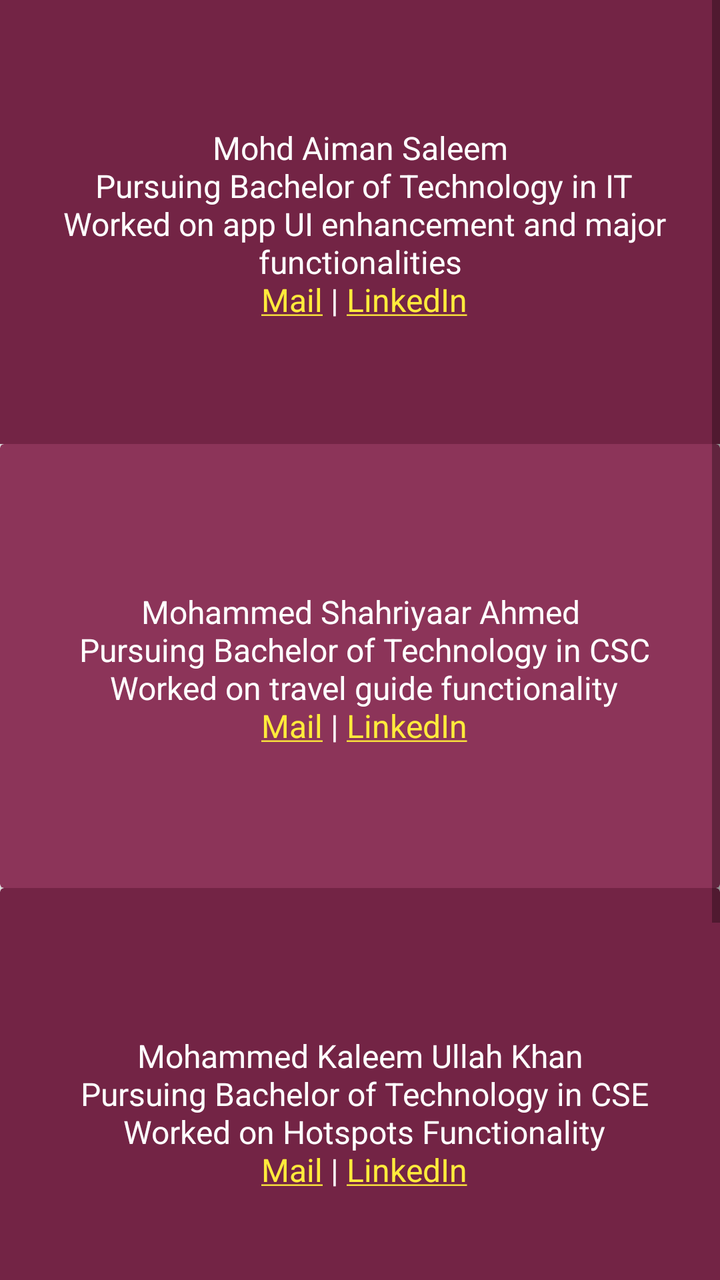
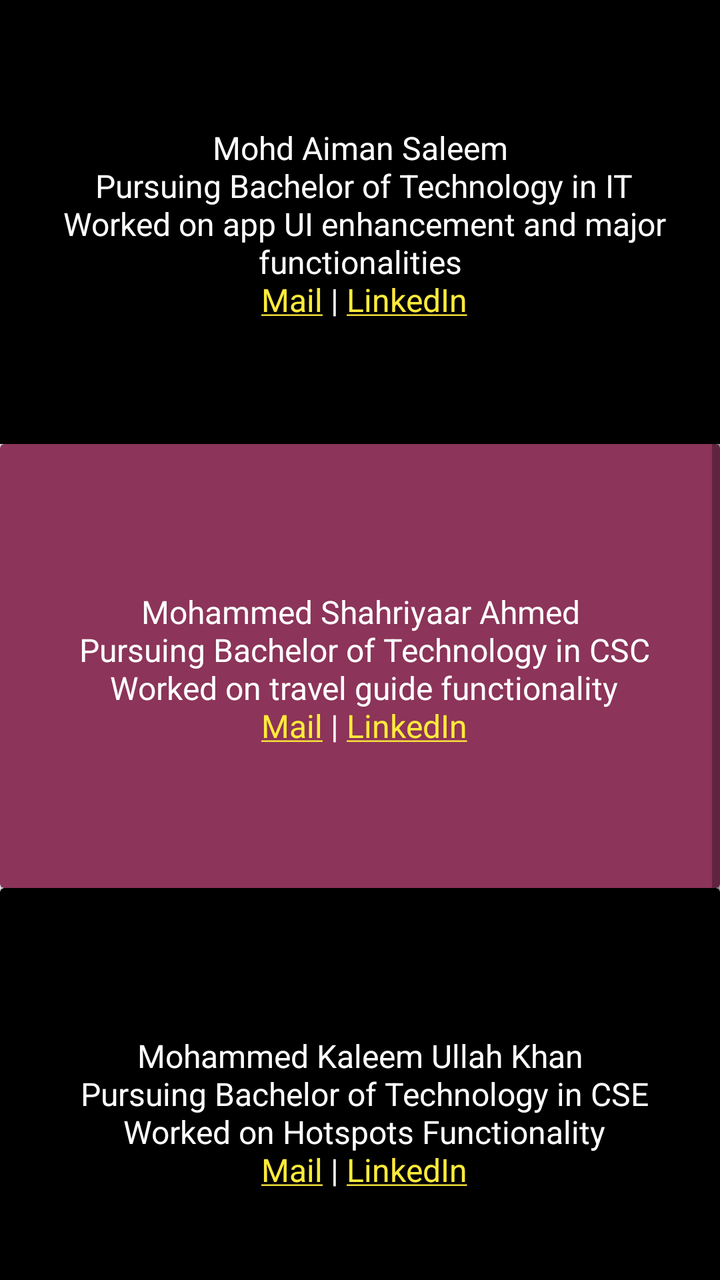

Before-and-after screenshots of an Android layout around one commit, followed by the original layout XML and the change that was made.
<!-- AndroidManifest.xml: application theme Theme.Mitro -->
<!-- res/layout/activity_developers.xml -->
<?xml version="1.0" encoding="utf-8"?>
<androidx.constraintlayout.widget.ConstraintLayout xmlns:android="http://schemas.android.com/apk/res/android"
    xmlns:app="http://schemas.android.com/apk/res-auto"
    xmlns:tools="http://schemas.android.com/tools"
    android:layout_width="match_parent"
    android:layout_height="match_parent"
    android:textAlignment="center"
    tools:context=".developers">

    <androidx.cardview.widget.CardView
        android:layout_width="match_parent"
        android:layout_height="0dp"
        android:textAlignment="center"
        app:cardBackgroundColor="@color/white"
        app:cardCornerRadius="0dp"
        app:layout_constraintBottom_toBottomOf="parent"
        app:layout_constraintEnd_toEndOf="parent"
        app:layout_constraintStart_toStartOf="parent"
        app:layout_constraintTop_toTopOf="parent">

        <androidx.constraintlayout.widget.ConstraintLayout
            android:layout_width="match_parent"
            android:layout_height="match_parent"
            android:textAlignment="center">

            <ScrollView
                android:layout_width="match_parent"
                android:layout_height="match_parent"
                android:textAlignment="center">

                <LinearLayout
                    android:layout_width="match_parent"
                    android:layout_height="wrap_content"
                    android:orientation="vertical"
                    android:textAlignment="center">

                    <androidx.cardview.widget.CardView
                        android:id="@+id/cardView14"
                        android:layout_width="match_parent"
                        android:layout_height="222dp"
                        android:textAlignment="center"
                        app:cardBackgroundColor="@color/major"
                        app:cardCornerRadius="0dp">

                        <androidx.constraintlayout.widget.ConstraintLayout
                            android:layout_width="match_parent"
                            android:layout_height="match_parent"
                            android:textAlignment="center">

                            <TextView
                                android:id="@+id/aiman"
                                android:layout_width="wrap_content"
                                android:layout_height="wrap_content"
                                android:justificationMode="none"
                                android:padding="10dp"
                                android:text="@string/aiman"
                                android:textAlignment="center"
                                android:textColor="#ffffff"
                                android:textColorLink="#FFEB3B"
                                android:textSize="16sp"
                                app:layout_constraintBottom_toBottomOf="parent"
                                app:layout_constraintEnd_toEndOf="parent"
                                app:layout_constraintLeft_toLeftOf="parent"
                                app:layout_constraintRight_toRightOf="parent"
                                app:layout_constraintStart_toStartOf="parent"
                                app:layout_constraintTop_toTopOf="parent"
                                app:layout_constraintVertical_bias="0.509" />
                        </androidx.constraintlayout.widget.ConstraintLayout>

                    </androidx.cardview.widget.CardView>

                    <androidx.cardview.widget.CardView
                        android:id="@+id/cardView15"
                        android:layout_width="match_parent"
                        android:layout_height="222dp"
                        android:textAlignment="center"
                        app:cardBackgroundColor="#8C3459">

                        <androidx.constraintlayout.widget.ConstraintLayout
                            android:layout_width="match_parent"
                            android:layout_height="match_parent"
                            android:textAlignment="center">

                            <TextView
                                android:id="@+id/shahriyaar"
                                android:layout_width="0dp"
                                android:layout_height="wrap_content"
                                android:text="@string/shahriyaar"
                                android:textAlignment="center"
                                android:textColor="#ffffff"
                                android:textColorLink="#FFEB3B"
                                android:textSize="16sp"
                                app:layout_constraintBottom_toBottomOf="parent"
                                app:layout_constraintEnd_toEndOf="parent"
                                app:layout_constraintLeft_toLeftOf="parent"
                                app:layout_constraintRight_toRightOf="parent"
                                app:layout_constraintStart_toStartOf="parent"
                                app:layout_constraintTop_toTopOf="parent"
                                app:layout_constraintVertical_bias="0.509" />
                        </androidx.constraintlayout.widget.ConstraintLayout>

                    </androidx.cardview.widget.CardView>

                    <androidx.cardview.widget.CardView
                        android:id="@+id/cardView16"
                        android:layout_width="match_parent"
                        android:layout_height="222dp"
                        android:textAlignment="center"
                        app:cardBackgroundColor="@color/major">

                        <androidx.constraintlayout.widget.ConstraintLayout
                            android:layout_width="match_parent"
                            android:layout_height="match_parent"
                            android:textAlignment="center">

                            <TextView
                                android:id="@+id/kaleem"
                                android:layout_width="0dp"
                                android:layout_height="wrap_content"
                                android:text="@string/kaleem"
                                android:textAlignment="center"
                                android:textColor="#ffffff"
                                android:textColorLink="#FFEB3B"
                                android:textSize="16sp"
                                app:layout_constraintBottom_toBottomOf="parent"
                                app:layout_constraintEnd_toEndOf="parent"
                                app:layout_constraintLeft_toLeftOf="parent"
                                app:layout_constraintRight_toRightOf="parent"
                                app:layout_constraintStart_toStartOf="parent"
                                app:layout_constraintTop_toTopOf="parent"
                                app:layout_constraintVertical_bias="0.509" />
                        </androidx.constraintlayout.widget.ConstraintLayout>


                    </androidx.cardview.widget.CardView>

                    <androidx.cardview.widget.CardView
                        android:layout_width="match_parent"
                        android:layout_height="222dp"
                        android:textAlignment="center"
                        app:cardBackgroundColor="#954566">

                        <androidx.constraintlayout.widget.ConstraintLayout
                            android:layout_width="match_parent"
                            android:layout_height="match_parent"
                            android:textAlignment="center">

                            <TextView
                                android:id="@+id/rayyan"
                                android:layout_width="0dp"
                                android:layout_height="wrap_content"
                                android:text="@string/rayyan"
                                android:textAlignment="center"
                                android:textColor="#ffffff"
                                android:textColorLink="#FFEB3B"
                                android:textSize="16sp"
                                app:layout_constraintBottom_toBottomOf="parent"
                                app:layout_constraintEnd_toEndOf="parent"
                                app:layout_constraintLeft_toLeftOf="parent"
                                app:layout_constraintRight_toRightOf="parent"
                                app:layout_constraintStart_toStartOf="parent"
                                app:layout_constraintTop_toTopOf="parent"
                                app:layout_constraintVertical_bias="0.509" />
                        </androidx.constraintlayout.widget.ConstraintLayout>

                    </androidx.cardview.widget.CardView>

                </LinearLayout>
            </ScrollView>


        </androidx.constraintlayout.widget.ConstraintLayout>
    </androidx.cardview.widget.CardView>
</androidx.constraintlayout.widget.ConstraintLayout>
<!-- resources referenced by this layout -->
<resources>
  <color name="major">#732445</color>
  <color name="white">#FFFFFF</color>
  <string name="aiman">
          Mohd Aiman Saleem\n
          Pursuing Bachelor of Technology in IT\n
          Worked on app UI enhancement and major functionalities\n
          <a href="mailto:aimansaleemmohd@gmail.com">Mail</a> |  <a href="https://www.linkedin.com/in/aimansaleemmohd">LinkedIn</a>
      </string>
  <string name="kaleem">
          Mohammed Kaleem Ullah Khan\n
          Pursuing Bachelor of Technology in CSE\n
          Worked on Hotspots Functionality\n
          <a href="mailto:kaleemkkhan718@gmail.com">Mail</a> | <a href="https://www.linkedin.com/in/mohammed-kaleem-ullah-khan-770610229">LinkedIn</a>
      </string>
  <string name="rayyan">
          Mohammed Rayyan\n
          Pursuing Bachelor of Technology in IT\n
          Worked on UI development\n
          <a href="mailto:rayyanmohd767@gmail.com">Mail</a> | <a href="https://www.linkedin.com/in/mohammed-rayyan-49092422a">LinkedIn</a>
      </string>
  <string name="shahriyaar">
          Mohammed Shahriyaar Ahmed\n
          Pursuing Bachelor of Technology in CSC\n
          Worked on travel guide functionality\n
          <a href="mailto:mohammedshahriyaar@gmail.com">Mail</a> | <a href="https://www.linkedin.com/in/shahriyaar-ahmed-215091216">LinkedIn</a>
      </string>
  <style name="Theme.Mitro" parent="Theme.MaterialComponents.DayNight.DarkActionBar">
          
          <item name="colorPrimary">@color/major</item>
          <item name="colorPrimaryVariant">@color/major</item>
          <item name="colorOnPrimary">@color/white</item>
          
          <item name="colorSecondary">@color/major</item>
          <item name="colorSecondaryVariant">@color/major</item>
          <item name="colorOnSecondary">@color/black</item>
          
          <item name="android:statusBarColor" tools:targetApi="l">?attr/colorPrimaryVariant</item>
          
  
          <item name="android:windowBackground">@color/logo_bg</item>
      </style>
  <color name="black">#000000</color>
  <color name="logo_bg">#131313</color>
</resources>

<!-- the commit's change to res/layout/activity_developers.xml (unified diff, before → after) -->
@@ -5,7 +5,7 @@
     android:layout_width="match_parent"
     android:layout_height="match_parent"
     android:textAlignment="center"
-    tools:context=".developers">
+    tools:context=".DevTeam">
 
     <androidx.cardview.widget.CardView
         android:layout_width="match_parent"
<!-- resource entries referenced after the edit -->
@@ -1,6 +1,6 @@
 <!-- resources referenced by this layout -->
 <resources>
-  <color name="major">#732445</color>
+  <color name="major">#000000</color>
   <color name="white">#FFFFFF</color>
   <string name="aiman">
           Mohd Aiman Saleem\n
@@ -41,7 +41,7 @@
   
           <item name="android:windowBackground">@color/logo_bg</item>
       </style>
-  <color name="black">#000000</color>
+  <color name="black">#732445</color>
   <color name="logo_bg">#131313</color>
 </resources>
 
